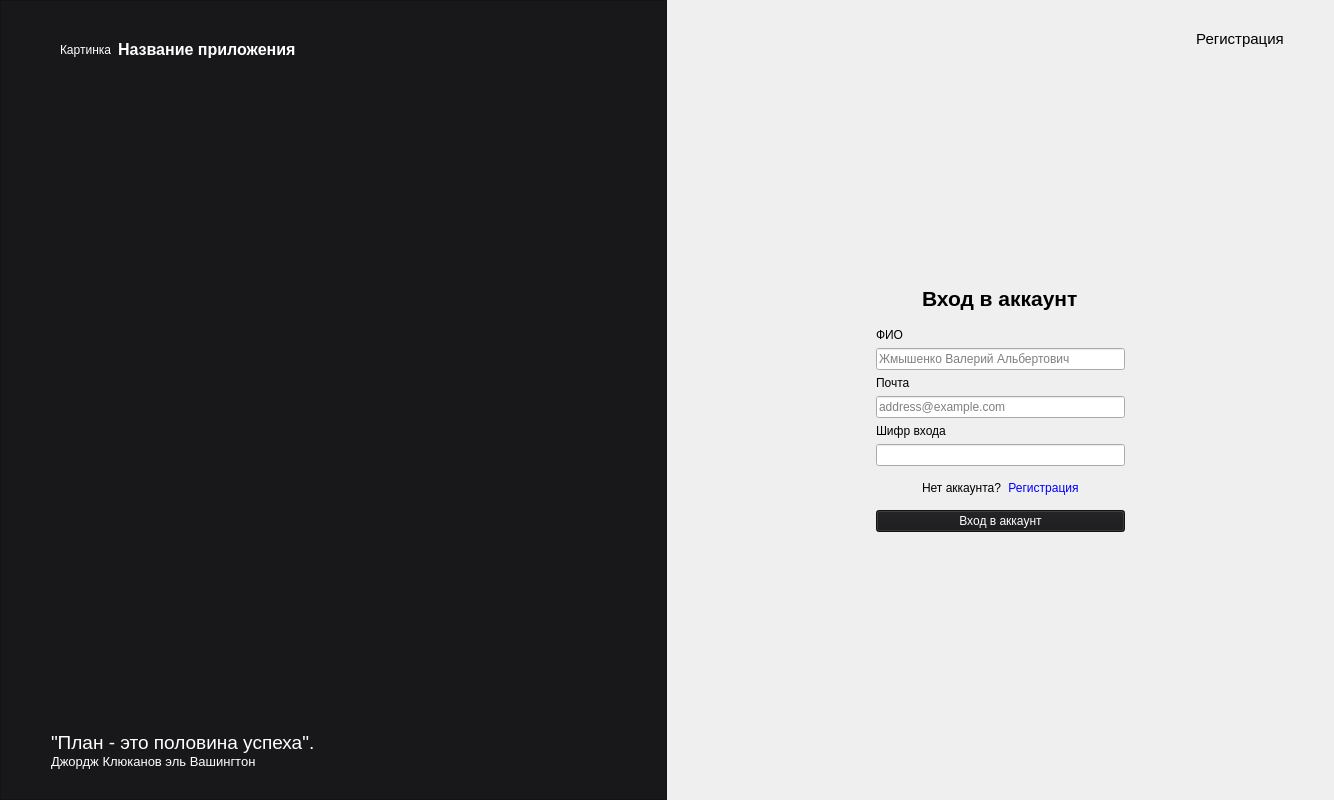
This is client/TaskManager/widgets/authorization.ui in SUAI-43dep-paoxt/TP2024 as Qt 5 draws it before an edit. The edited form follows.
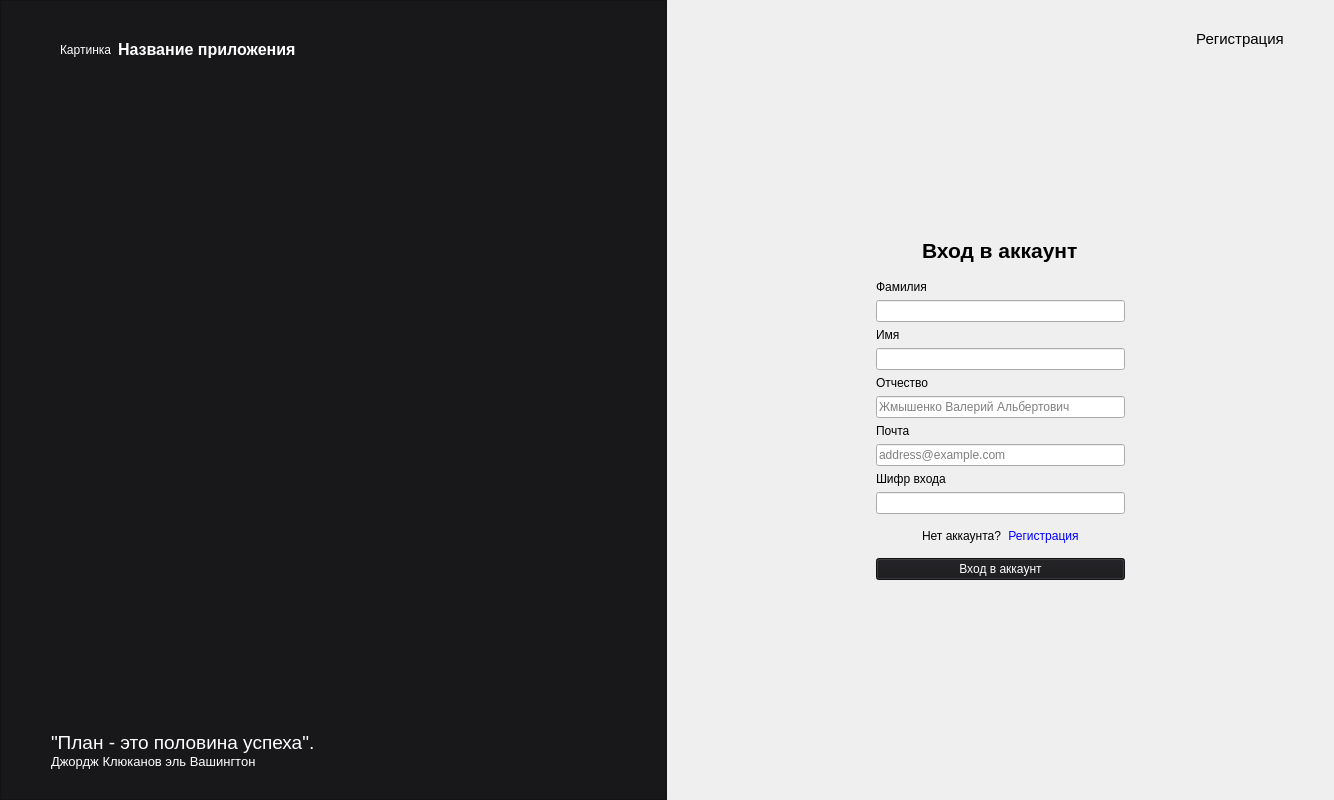
This is the edited form. The open tabs and pages were chosen to show the change.

Patch:
```diff
--- a/client/TaskManager/widgets/authorization.ui
+++ b/client/TaskManager/widgets/authorization.ui
@@ -582,12 +582,32 @@
              <item>
               <widget class="QLabel" name="label_auth_fio">
                <property name="text">
-                <string>ФИО</string>
+                <string>Фамилия</string>
                </property>
               </widget>
              </item>
              <item>
-              <widget class="QLineEdit" name="lineEdit_auth_fio">
+              <widget class="QLineEdit" name="lineEdit_auth_f"/>
+             </item>
+             <item>
+              <widget class="QLabel" name="label_auth_n">
+               <property name="text">
+                <string>Имя</string>
+               </property>
+              </widget>
+             </item>
+             <item>
+              <widget class="QLineEdit" name="lineEdit_auth_n"/>
+             </item>
+             <item>
+              <widget class="QLabel" name="label_auth_m">
+               <property name="text">
+                <string>Отчество</string>
+               </property>
+              </widget>
+             </item>
+             <item>
+              <widget class="QLineEdit" name="lineEdit_auth_m">
                <property name="placeholderText">
                 <string>Жмышенко Валерий Альбертович</string>
                </property>
```
Left out of the diff: 4 changed lines with no effect on the pictures.
